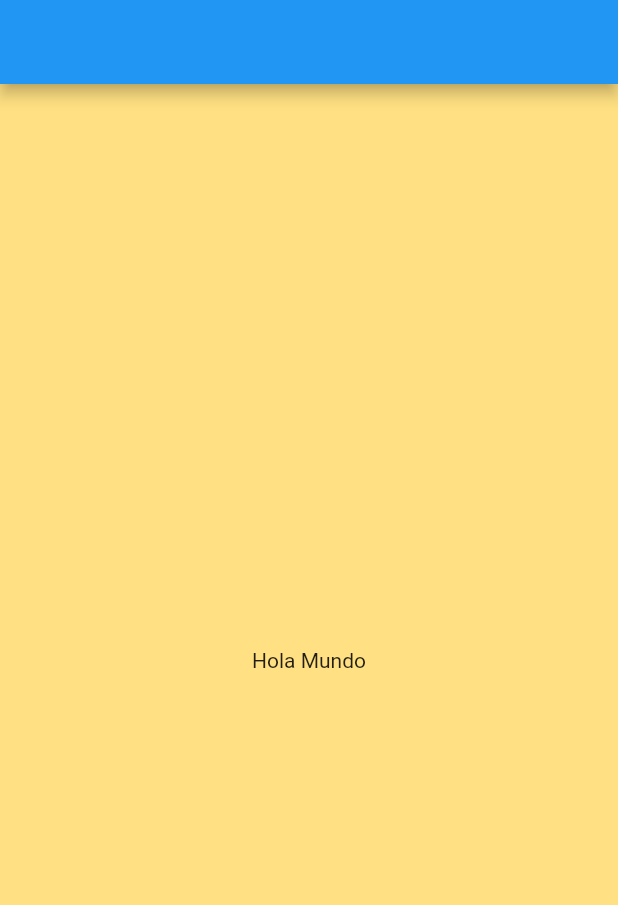
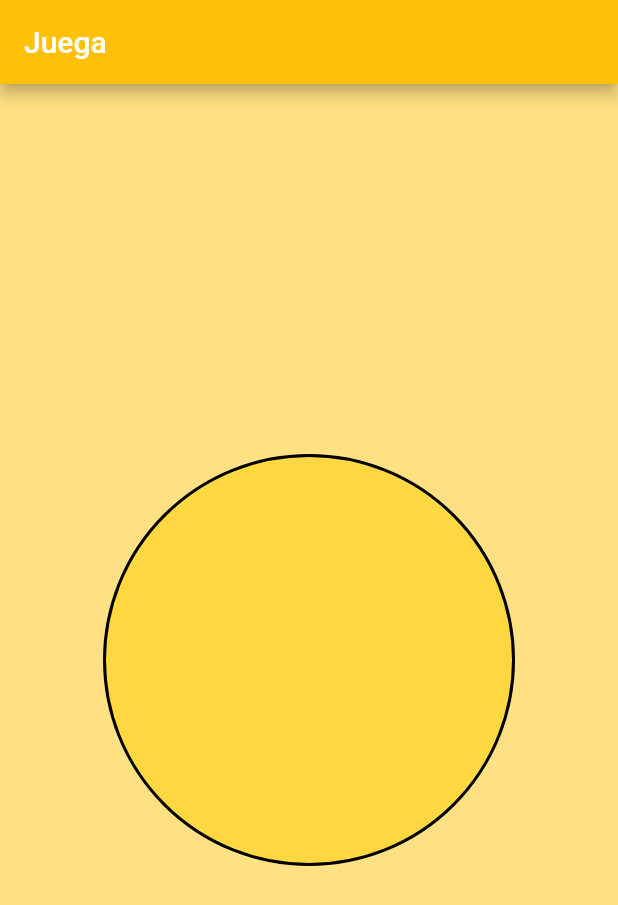
Before and after one commit to JZulRes/BorrachoApp, a Flutter app: the screen it shows after launch, on a phone screen of 412 x 824 dp. Shown: the top 905 px of the screen. Run offline on Flutter 3.47's test engine with Material 2 defaults, Android fonts, the light colour scheme and no system bars.

Commit message:
feat(home_page, responsive, app_config): has been added

```diff
--- a/borracho_app/lib/app_config.dart
+++ b/borracho_app/lib/app_config.dart
@@ -1,7 +1,7 @@
 import 'package:flutter/material.dart';
 
 import 'theme_data/theme_data.dart';
-import 'widgets/hame_page.dart';
+import 'widgets/home_page.dart';
 
 class AppConfig extends StatelessWidget {
   const AppConfig({super.key});
--- a/borracho_app/lib/theme_data/theme_data.dart
+++ b/borracho_app/lib/theme_data/theme_data.dart
@@ -3,9 +3,17 @@ import 'package:flutter/material.dart';
 class ThemeDataInformation {
   static ThemeData lightTheme = ThemeData(
     scaffoldBackgroundColor: Colors.amber.shade200,
+    appBarTheme: AppBarTheme(
+      backgroundColor: Colors.amber.shade500,
+    ),
   );
 
   static ThemeData darkTheme = ThemeData(
     scaffoldBackgroundColor: Colors.grey.shade900,
+    textTheme: const TextTheme(
+      bodyMedium: TextStyle(
+        color: Colors.white,
+      ),
+    ),
   );
 }
--- /dev/null
+++ b/borracho_app/lib/utils/responsive_desing.dart
@@ -0,0 +1,21 @@
+import 'package:flutter/material.dart';
+
+class ResponsiveDesign {
+  late double _width;
+  late double _height;
+  ResponsiveDesign(BuildContext context) {
+    Size withResponsive = MediaQuery.of(context).size;
+    _width = withResponsive.width;
+    _height = withResponsive.height;
+  }
+
+  double widthMultiplier(double pixel) {
+    final double tempPercent = (pixel * 100.0) / 375.0;
+    return (_width * tempPercent) / 100;
+  }
+
+  double heightMultiplier(double pixel) {
+    final double tempPercent = (pixel * 100.0) / 667.0;
+    return (_height * tempPercent) / 100;
+  }
+}
--- /dev/null
+++ b/borracho_app/lib/widgets/arrow_component.dart
@@ -0,0 +1,29 @@
+import 'package:flutter/material.dart';
+
+class ArrowComponent extends StatefulWidget {
+  const ArrowComponent({super.key});
+
+  @override
+  State<ArrowComponent> createState() => _ArrowComponentState();
+}
+
+class _ArrowComponentState extends State<ArrowComponent> with SingleTickerProviderStateMixin {
+  late AnimationController _controller;
+
+  @override
+  void initState() {
+    super.initState();
+    _controller = AnimationController(vsync: this);
+  }
+
+  @override
+  void dispose() {
+    _controller.dispose();
+    super.dispose();
+  }
+
+  @override
+  Widget build(BuildContext context) {
+    return const Placeholder();
+  }
+}
--- a/borracho_app/lib/widgets/hame_page.dart
+++ /dev/null
@@ -1,20 +0,0 @@
-import 'package:flutter/material.dart';
-
-class HomePage extends StatelessWidget {
-  const HomePage({super.key});
-
-  @override
-  Widget build(BuildContext context) {
-    return Scaffold(
-      appBar: AppBar(),
-      body: const Column(
-        mainAxisAlignment: MainAxisAlignment.center,
-        children: [
-          Center(
-            child: Text('Hola Mundo'),
-          ),
-        ],
-      ),
-    );
-  }
-}
--- /dev/null
+++ b/borracho_app/lib/widgets/home_page.dart
@@ -0,0 +1,40 @@
+import 'package:flutter/material.dart';
+
+import '../utils/responsive_desing.dart';
+
+class HomePage extends StatelessWidget {
+  const HomePage({super.key});
+
+  @override
+  Widget build(BuildContext context) {
+    ResponsiveDesign responsive = ResponsiveDesign(context);
+    bool isDarkTheme = Theme.of(context).brightness == Brightness.dark;
+
+    return Scaffold(
+      appBar: AppBar(
+        title: const Text(
+          'Juega',
+        ),
+      ),
+      body: Column(
+        mainAxisAlignment: MainAxisAlignment.center,
+        children: [
+          Center(
+            child: Container(
+              width: responsive.widthMultiplier(250),
+              height: responsive.heightMultiplier(250),
+              decoration: BoxDecoration(
+                shape: BoxShape.circle,
+                color: Colors.amberAccent,
+                border: Border.all(
+                  color: Colors.black,
+                  width: 2,
+                ),
+              ),
+            ),
+          ),
+        ],
+      ),
+    );
+  }
+}
```
